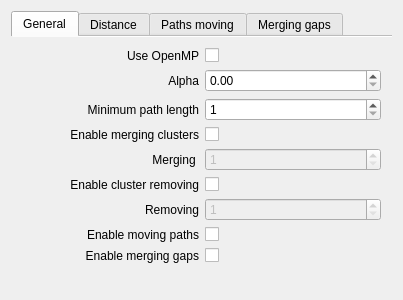
The window that trunk/src/projects/src/StartPanel/ui/PathAnalysisConfig.ui (mk4me/sava-linux) describes before a commit, drawn with Qt 5.
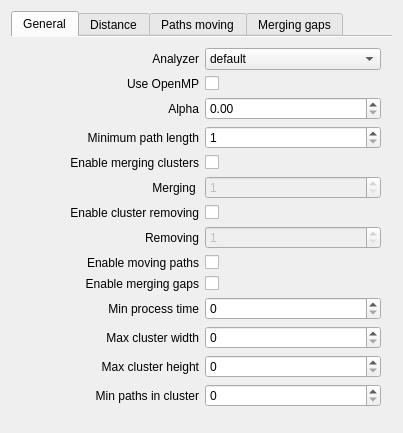
The same window after the commit. Custom widgets are drawn as their Qt base class.

Patch:
```diff
--- a/trunk/src/projects/src/StartPanel/ui/PathAnalysisConfig.ui
+++ b/trunk/src/projects/src/StartPanel/ui/PathAnalysisConfig.ui
@@ -7,7 +7,7 @@
     <x>0</x>
     <y>0</y>
     <width>400</width>
-    <height>300</height>
+    <height>401</height>
    </rect>
   </property>
   <property name="windowTitle">
@@ -27,67 +27,67 @@
        <string>General</string>
       </attribute>
       <layout class="QGridLayout" name="gridLayout_3">
+       <item row="8" column="0">
+        <widget class="QLabel" name="label_18">
+         <property name="text">
+          <string>Enable moving paths</string>
+         </property>
+         <property name="alignment">
+          <set>Qt::AlignRight|Qt::AlignTrailing|Qt::AlignVCenter</set>
+         </property>
+        </widget>
+       </item>
        <item row="1" column="1">
-        <widget class="QDoubleSpinBox" name="m_Alpha">
-         <property name="maximum">
-          <double>1.000000000000000</double>
-         </property>
-         <property name="singleStep">
-          <double>0.100000000000000</double>
-         </property>
-        </widget>
-       </item>
-       <item row="1" column="0">
-        <widget class="QLabel" name="label_2">
-         <property name="text">
-          <string>Alpha</string>
-         </property>
-         <property name="alignment">
-          <set>Qt::AlignRight|Qt::AlignTrailing|Qt::AlignVCenter</set>
-         </property>
-        </widget>
-       </item>
-       <item row="10" column="0" colspan="2">
-        <spacer name="verticalSpacer_2">
-         <property name="orientation">
-          <enum>Qt::Vertical</enum>
-         </property>
-         <property name="sizeHint" stdset="0">
-          <size>
-           <width>20</width>
-           <height>40</height>
-          </size>
-         </property>
-        </spacer>
-       </item>
-       <item row="2" column="1">
-        <widget class="QSpinBox" name="m_MinimumPathLength">
-         <property name="minimum">
-          <number>1</number>
-         </property>
-         <property name="maximum">
-          <number>100</number>
-         </property>
-        </widget>
-       </item>
-       <item row="0" column="0">
-        <widget class="QLabel" name="label">
-         <property name="text">
-          <string>Use OpenMP</string>
-         </property>
-         <property name="alignment">
-          <set>Qt::AlignRight|Qt::AlignTrailing|Qt::AlignVCenter</set>
-         </property>
-        </widget>
-       </item>
-       <item row="0" column="1">
         <widget class="QCheckBox" name="m_UseOpenMP">
          <property name="text">
           <string/>
          </property>
         </widget>
        </item>
-       <item row="2" column="0">
+       <item row="5" column="0">
+        <widget class="QLabel" name="label_21">
+         <property name="text">
+          <string>Merging </string>
+         </property>
+         <property name="alignment">
+          <set>Qt::AlignRight|Qt::AlignTrailing|Qt::AlignVCenter</set>
+         </property>
+        </widget>
+       </item>
+       <item row="7" column="1">
+        <widget class="QSpinBox" name="m_EnableClusterRemovingCount">
+         <property name="enabled">
+          <bool>false</bool>
+         </property>
+         <property name="minimum">
+          <number>1</number>
+         </property>
+         <property name="maximum">
+          <number>10</number>
+         </property>
+        </widget>
+       </item>
+       <item row="3" column="1">
+        <widget class="QSpinBox" name="m_MinimumPathLength">
+         <property name="minimum">
+          <number>1</number>
+         </property>
+         <property name="maximum">
+          <number>100</number>
+         </property>
+        </widget>
+       </item>
+       <item row="10" column="0">
+        <widget class="QLabel" name="label_29">
+         <property name="text">
+          <string>Min process time</string>
+         </property>
+         <property name="alignment">
+          <set>Qt::AlignRight|Qt::AlignTrailing|Qt::AlignVCenter</set>
+         </property>
+        </widget>
+       </item>
+       <item row="3" column="0">
         <widget class="QLabel" name="label_12">
          <property name="text">
           <string>Minimum path length</string>
@@ -97,41 +97,44 @@
          </property>
         </widget>
        </item>
-       <item row="3" column="0">
-        <widget class="QLabel" name="label_13">
+       <item row="14" column="0" colspan="2">
+        <spacer name="verticalSpacer_2">
+         <property name="orientation">
+          <enum>Qt::Vertical</enum>
+         </property>
+         <property name="sizeHint" stdset="0">
+          <size>
+           <width>20</width>
+           <height>40</height>
+          </size>
+         </property>
+        </spacer>
+       </item>
+       <item row="6" column="1">
+        <widget class="QCheckBox" name="m_EnableClusterRemoving">
          <property name="text">
-          <string>Enable merging clusters</string>
-         </property>
-         <property name="alignment">
-          <set>Qt::AlignRight|Qt::AlignTrailing|Qt::AlignVCenter</set>
+          <string/>
          </property>
         </widget>
        </item>
        <item row="7" column="0">
-        <widget class="QLabel" name="label_18">
+        <widget class="QLabel" name="label_22">
          <property name="text">
-          <string>Enable moving paths</string>
+          <string>Removing</string>
          </property>
          <property name="alignment">
           <set>Qt::AlignRight|Qt::AlignTrailing|Qt::AlignVCenter</set>
          </property>
         </widget>
        </item>
-       <item row="3" column="1">
-        <widget class="QCheckBox" name="m_EnableMerging">
-         <property name="text">
-          <string/>
-         </property>
-        </widget>
-       </item>
-       <item row="8" column="1">
+       <item row="9" column="1">
         <widget class="QCheckBox" name="m_EnableMergingGaps">
          <property name="text">
           <string/>
          </property>
         </widget>
        </item>
-       <item row="8" column="0">
+       <item row="9" column="0">
         <widget class="QLabel" name="label_19">
          <property name="text">
           <string>Enable merging gaps</string>
@@ -141,27 +144,10 @@
          </property>
         </widget>
        </item>
-       <item row="7" column="1">
-        <widget class="QCheckBox" name="m_EnableMovingPaths">
+       <item row="11" column="0">
+        <widget class="QLabel" name="label_30">
          <property name="text">
-          <string/>
-         </property>
-        </widget>
-       </item>
-       <item row="5" column="0">
-        <widget class="QLabel" name="label_20">
-         <property name="text">
-          <string>Enable cluster removing</string>
-         </property>
-         <property name="alignment">
-          <set>Qt::AlignRight|Qt::AlignTrailing|Qt::AlignVCenter</set>
-         </property>
-        </widget>
-       </item>
-       <item row="4" column="0">
-        <widget class="QLabel" name="label_21">
-         <property name="text">
-          <string>Merging </string>
+          <string>Max cluster width</string>
          </property>
          <property name="alignment">
           <set>Qt::AlignRight|Qt::AlignTrailing|Qt::AlignVCenter</set>
@@ -169,13 +155,6 @@
         </widget>
        </item>
        <item row="5" column="1">
-        <widget class="QCheckBox" name="m_EnableClusterRemoving">
-         <property name="text">
-          <string/>
-         </property>
-        </widget>
-       </item>
-       <item row="4" column="1">
         <widget class="QSpinBox" name="m_EnableMergingCount">
          <property name="enabled">
           <bool>false</bool>
@@ -188,27 +167,140 @@
          </property>
         </widget>
        </item>
+       <item row="4" column="1">
+        <widget class="QCheckBox" name="m_EnableMerging">
+         <property name="text">
+          <string/>
+         </property>
+        </widget>
+       </item>
+       <item row="12" column="1">
+        <widget class="QSpinBox" name="m_MaxClusterHeight">
+         <property name="maximum">
+          <number>2000</number>
+         </property>
+        </widget>
+       </item>
+       <item row="13" column="1">
+        <widget class="QSpinBox" name="m_MinPathsInCluster">
+         <property name="maximum">
+          <number>1000</number>
+         </property>
+        </widget>
+       </item>
+       <item row="11" column="1">
+        <widget class="QSpinBox" name="m_MaxClusterWidth">
+         <property name="maximum">
+          <number>2000</number>
+         </property>
+        </widget>
+       </item>
+       <item row="10" column="1">
+        <widget class="QSpinBox" name="m_MinProcessTime">
+         <property name="maximum">
+          <number>10000</number>
+         </property>
+        </widget>
+       </item>
+       <item row="2" column="0">
+        <widget class="QLabel" name="label_2">
+         <property name="text">
+          <string>Alpha</string>
+         </property>
+         <property name="alignment">
+          <set>Qt::AlignRight|Qt::AlignTrailing|Qt::AlignVCenter</set>
+         </property>
+        </widget>
+       </item>
+       <item row="12" column="0">
+        <widget class="QLabel" name="label_31">
+         <property name="text">
+          <string>Max cluster height</string>
+         </property>
+         <property name="alignment">
+          <set>Qt::AlignRight|Qt::AlignTrailing|Qt::AlignVCenter</set>
+         </property>
+        </widget>
+       </item>
+       <item row="4" column="0">
+        <widget class="QLabel" name="label_13">
+         <property name="text">
+          <string>Enable merging clusters</string>
+         </property>
+         <property name="alignment">
+          <set>Qt::AlignRight|Qt::AlignTrailing|Qt::AlignVCenter</set>
+         </property>
+        </widget>
+       </item>
+       <item row="8" column="1">
+        <widget class="QCheckBox" name="m_EnableMovingPaths">
+         <property name="text">
+          <string/>
+         </property>
+        </widget>
+       </item>
+       <item row="2" column="1">
+        <widget class="QDoubleSpinBox" name="m_Alpha">
+         <property name="maximum">
+          <double>1.000000000000000</double>
+         </property>
+         <property name="singleStep">
+          <double>0.100000000000000</double>
+         </property>
+        </widget>
+       </item>
+       <item row="13" column="0">
+        <widget class="QLabel" name="label_32">
+         <property name="text">
+          <string>Min paths in cluster</string>
+         </property>
+         <property name="alignment">
+          <set>Qt::AlignRight|Qt::AlignTrailing|Qt::AlignVCenter</set>
+         </property>
+        </widget>
+       </item>
        <item row="6" column="0">
-        <widget class="QLabel" name="label_22">
+        <widget class="QLabel" name="label_20">
          <property name="text">
-          <string>Removing</string>
+          <string>Enable cluster removing</string>
          </property>
          <property name="alignment">
           <set>Qt::AlignRight|Qt::AlignTrailing|Qt::AlignVCenter</set>
          </property>
         </widget>
        </item>
-       <item row="6" column="1">
-        <widget class="QSpinBox" name="m_EnableClusterRemovingCount">
-         <property name="enabled">
-          <bool>false</bool>
+       <item row="1" column="0">
+        <widget class="QLabel" name="label">
+         <property name="text">
+          <string>Use OpenMP</string>
          </property>
-         <property name="minimum">
-          <number>1</number>
+         <property name="alignment">
+          <set>Qt::AlignRight|Qt::AlignTrailing|Qt::AlignVCenter</set>
          </property>
-         <property name="maximum">
-          <number>10</number>
+        </widget>
+       </item>
+       <item row="0" column="0">
+        <widget class="QLabel" name="label_33">
+         <property name="text">
+          <string>Analyzer</string>
          </property>
+         <property name="alignment">
+          <set>Qt::AlignRight|Qt::AlignTrailing|Qt::AlignVCenter</set>
+         </property>
+        </widget>
+       </item>
+       <item row="0" column="1">
+        <widget class="QComboBox" name="m_Analyzer">
+         <item>
+          <property name="text">
+           <string>default</string>
+          </property>
+         </item>
+         <item>
+          <property name="text">
+           <string>partition</string>
+          </property>
+         </item>
         </widget>
        </item>
       </layout>
```
Left out of the diff: 87 changed lines with no effect on the pictures.
